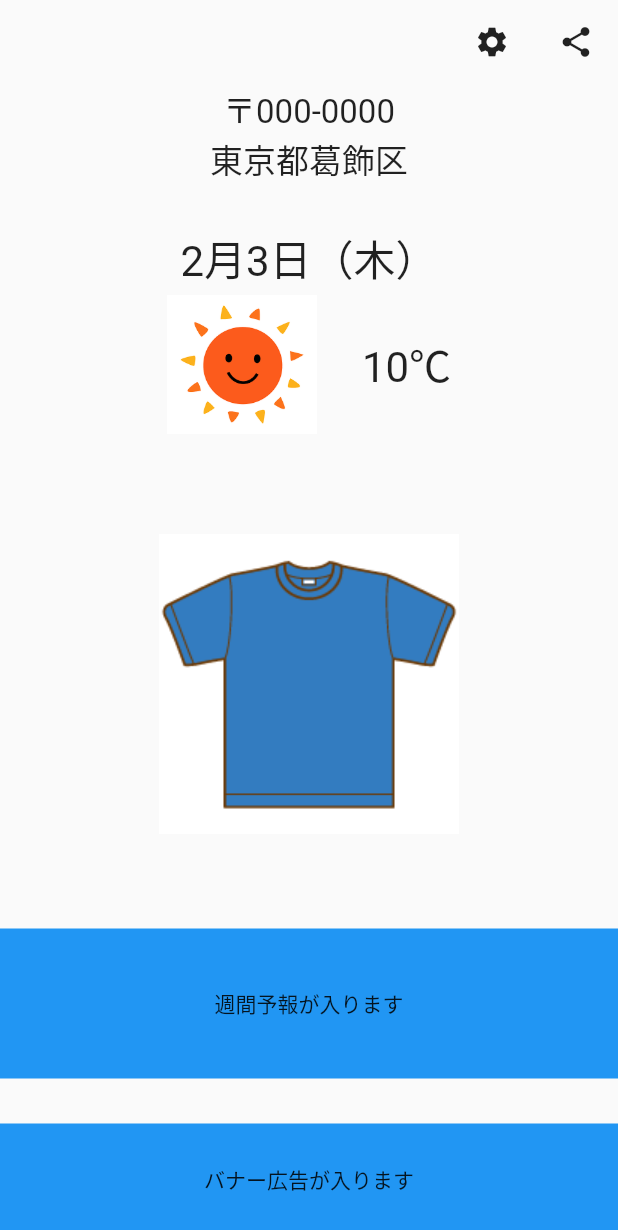
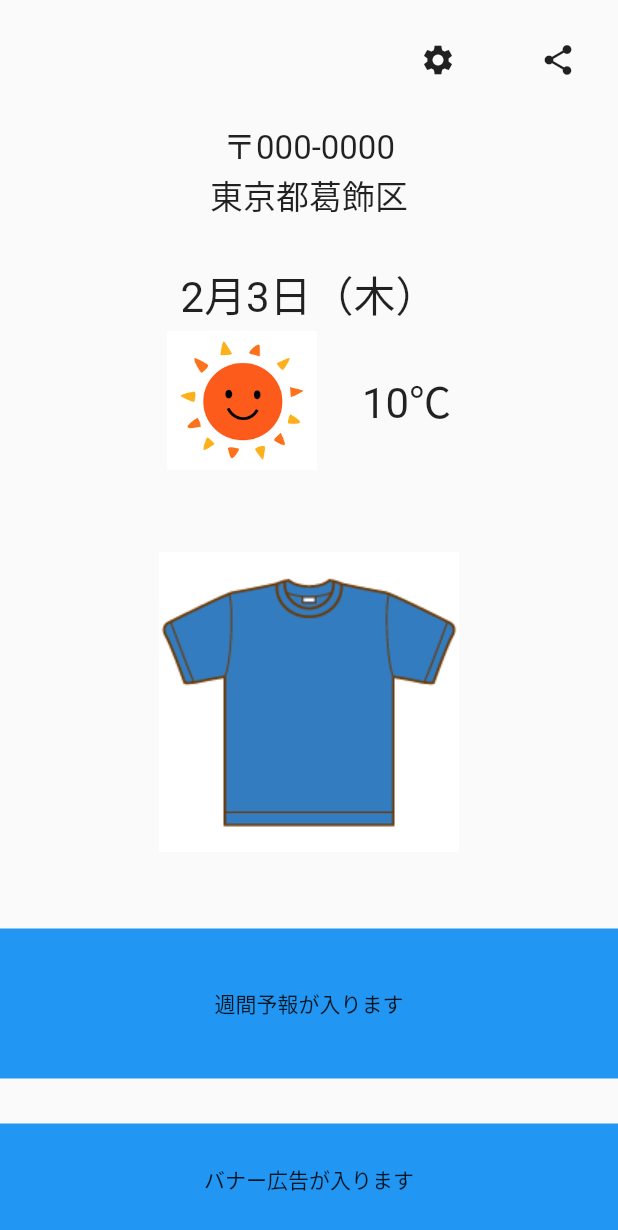
Before and after one commit to haterain0203/weather_and_clothes, a Flutter app: the screen it shows after launch, on a phone screen of 412 x 824 dp. Shown: the top 1230 px of the screen. Run offline on Flutter 3.47's test engine with Material 2 defaults, Android fonts, the phone set to English and light mode, and no system bars; Roboto replaces fonts that are missing (MyFont).

Commit message:
#1 MenuAreaの修正

```diff
--- a/lib/home/home_page.dart
+++ b/lib/home/home_page.dart
@@ -14,16 +14,24 @@ class HomePage extends StatelessWidget {
             // MenuArea
             Row(
               mainAxisAlignment: MainAxisAlignment.end,
-              children: const [
+              children: [
                 Padding(
-                  padding: EdgeInsets.all(16.0),
-                  //TODO 押下処理の追加
-                  child: Icon(Icons.settings),
+                  padding: const EdgeInsets.all(16.0),
+                  child: IconButton(
+                    icon: const Icon(Icons.settings),
+                    onPressed: () {
+                      //TODO 押下処理の追加
+                    },
+                  ),
                 ),
                 Padding(
-                  padding: EdgeInsets.all(16.0),
-                  //TODO 押下処理の追加
-                  child: Icon(Icons.share),
+                  padding: const EdgeInsets.all(16.0),
+                  child: IconButton(
+                    icon: const Icon(Icons.share),
+                    onPressed: () {
+                      //TODO 押下処理の追加
+                    },
+                  ),
                 ),
               ],
             ),
```
